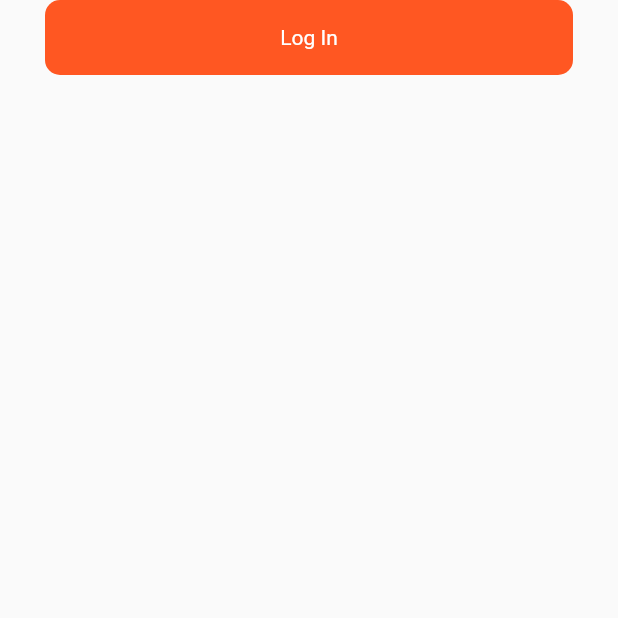
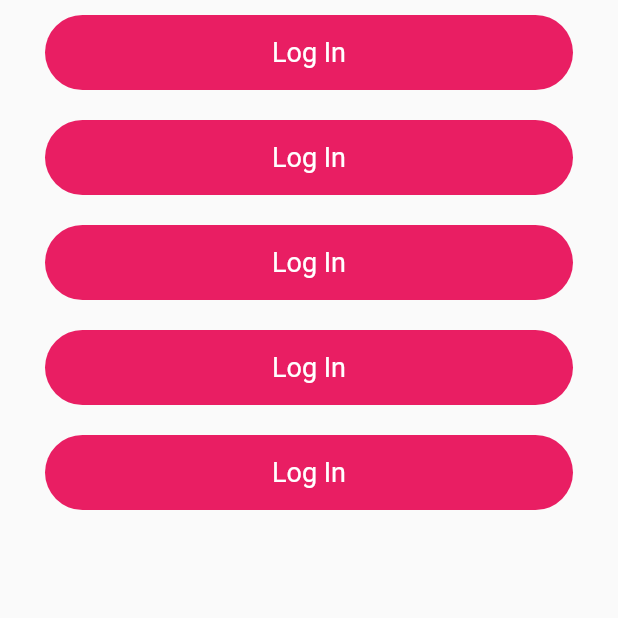
Before and after one commit to atik-sabuj/easy_calculator, a Flutter app: the screen it shows after launch, on a phone screen of 412 x 824 dp, the top half of it. Run offline on Flutter 3.47's test engine with Material 2 defaults, Android fonts, the phone set to English and light mode, and no system bars.

Commit message:
Button Constant#2

```diff
--- a/lib/constant.dart
+++ b/lib/constant.dart
@@ -7,4 +7,4 @@ const Color whiteColor = Colors.white;
 
 const headingTextStyle1 = TextStyle(fontSize: 30, color: greyColor, fontWeight: FontWeight.w600);
 const headingTextStyle2 = TextStyle(fontSize: 30, color: blueColor, fontWeight: FontWeight.w600);
-const headingTextStyle3 = TextStyle(color: whiteColor);
+const headingTextStyle3 = TextStyle(fontSize: 18,color: whiteColor);
--- a/lib/home_page.dart
+++ b/lib/home_page.dart
@@ -18,17 +18,12 @@ class _HomePageState extends State<HomePage> {
           padding: const EdgeInsets.symmetric(horizontal: 30),
           child: Column(
             children: [
-            /*  Text('Atik Tec', style: headingTextStyle1),
-              Text('Atik Tec', style: headingTextStyle2),*/
-              Container(
-                height: 50,
-                decoration: BoxDecoration(
-                  color: Colors.deepOrange,
-                  borderRadius: BorderRadius.circular(10),
-                ),
-                child: Center(child: Text('Log In', style: headingTextStyle3,)),
-              ),
-              SizedBox(height: 20,),
+              MyButton(),
+              MyButton(),
+              MyButton(),
+              MyButton(),
+              MyButton(),
+              //SizedBox(height: 20,),
 
             ],
           ),
@@ -37,3 +32,22 @@ class _HomePageState extends State<HomePage> {
     );
   }
 }
+
+class MyButton extends StatelessWidget {
+  const MyButton({Key? key}) : super(key: key);
+
+  @override
+  Widget build(BuildContext context) {
+    return Padding(
+      padding: const EdgeInsets.symmetric(vertical: 10),
+      child: Container(
+        height: 50,
+        decoration: BoxDecoration(
+          color: Colors.pink,
+          borderRadius: BorderRadius.circular(50),
+        ),
+        child: Center(child: Text('Log In', style: headingTextStyle3,)),
+      ),
+    );
+  }
+}
```
